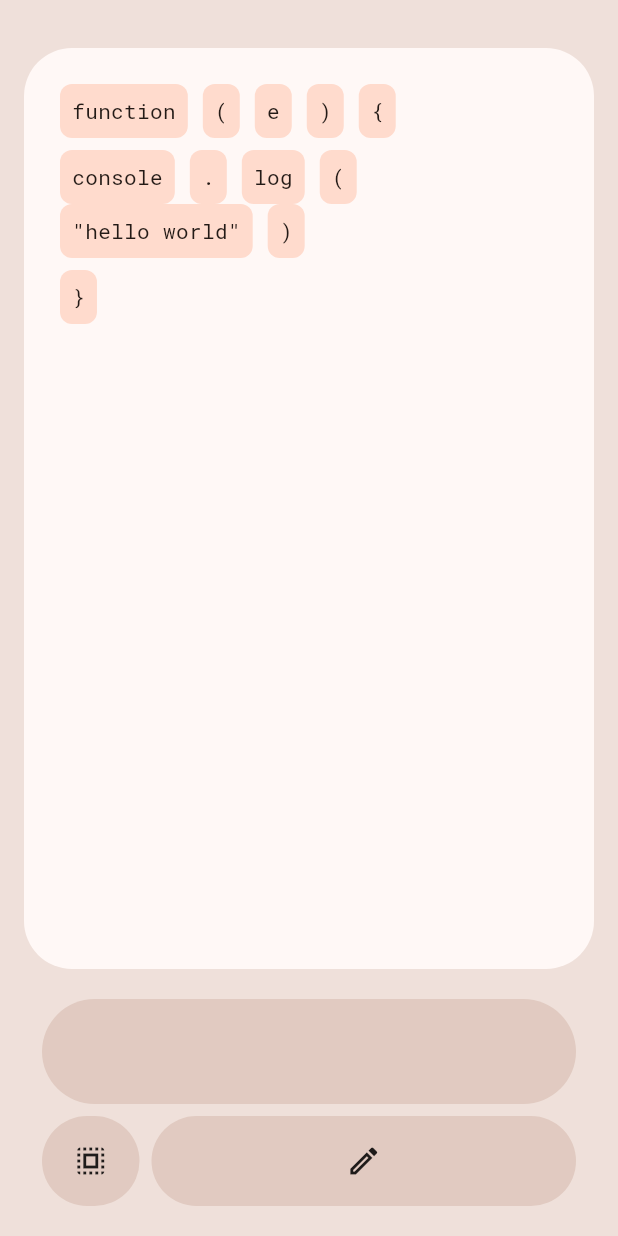
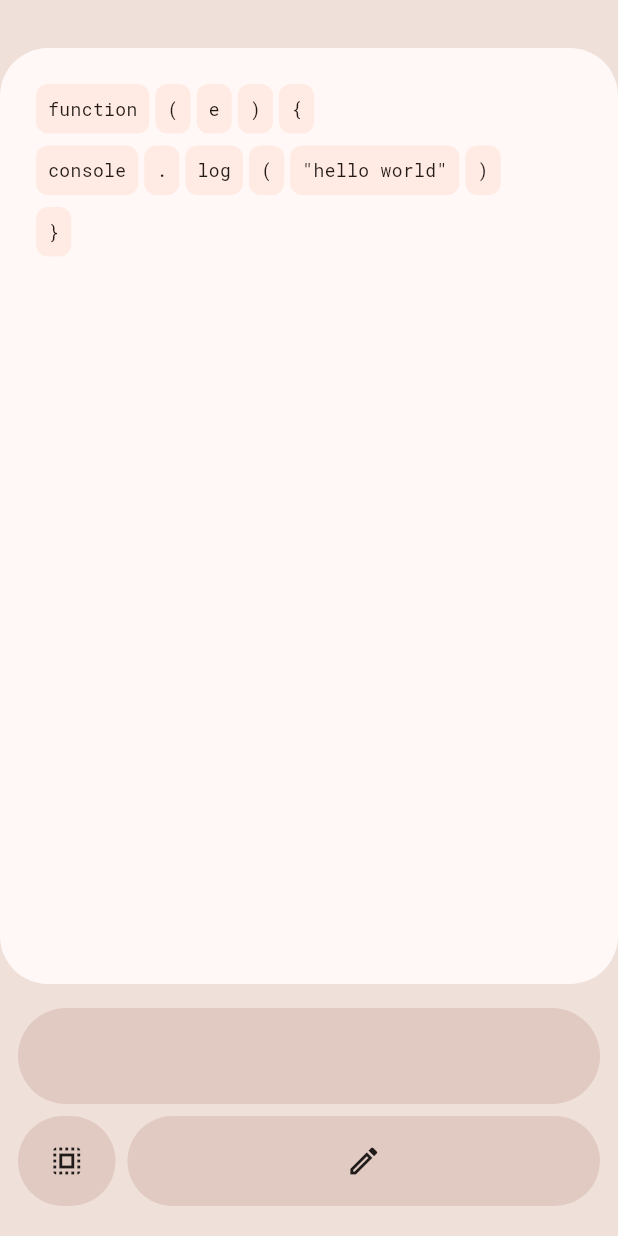
Before and after one commit to ljcucc/ClayTab, a Flutter app: the screen it shows after launch, on a phone screen of 412 x 824 dp. Run offline on Flutter 3.47's test engine with Material 2 defaults, Android fonts, the phone set to English and light mode, and no system bars; our stand-ins replace google_fonts, material_color_utilities.

Commit message:
adjust spacing and some details

```diff
--- a/lib/components/code_editor/editor.dart
+++ b/lib/components/code_editor/editor.dart
@@ -3,12 +3,33 @@ import 'package:flutter/material.dart';
 
 import 'package:google_fonts/google_fonts.dart';
 
+class LinePosition {
+  final int line;
+  final int index;
+  const LinePosition({
+    required this.line,
+    required this.index,
+  });
+}
+
+class TokenInfo {
+  LinePosition? pos;
+  String code;
+
+  TokenInfo({
+    this.pos,
+    required this.code,
+  });
+
+  get disp => code;
+}
+
 class TokenBlock extends StatelessWidget {
-  final String disp;
+  final TokenInfo info;
 
   const TokenBlock({
     super.key,
-    required this.disp,
+    required this.info,
   });
 
   @override
@@ -19,21 +40,24 @@ class TokenBlock extends StatelessWidget {
       clipBehavior: Clip.hardEdge,
       decoration: BoxDecoration(
         borderRadius: BorderRadius.circular(8),
-        color: Theme.of(context).colorScheme.primaryContainer,
+        color: Theme.of(context).colorScheme.primaryContainer.withOpacity(.45),
       ),
       child: Text(
-        disp,
-        style: GoogleFonts.robotoMono(),
+        info.disp,
+        style: GoogleFonts.robotoMono().copyWith(fontSize: 12),
       ),
     );
   }
 }
 
 class LineWidget extends StatelessWidget {
+  final int linenumber;
   final Line line;
+
   const LineWidget({
     super.key,
     required this.line,
+    required this.linenumber,
   });
 
   @override
@@ -41,10 +65,13 @@ class LineWidget extends StatelessWidget {
     return Padding(
       padding: const EdgeInsets.only(bottom: 8),
       child: Wrap(
-        spacing: 10,
+        spacing: 4,
+        runSpacing: 4,
         children: [
           ...line.map((e) {
-            return TokenBlock(disp: e);
+            return TokenBlock(
+              info: TokenInfo(code: e),
+            );
           }),
         ],
       ),
@@ -69,9 +96,11 @@ class CodeEditorWidget extends StatelessWidget {
           child: Column(
             crossAxisAlignment: CrossAxisAlignment.start,
             children: [
-              ...lines.map((line) {
-                return LineWidget(line: line);
-              })
+              for (var i = 0; i < lines.length; i++)
+                LineWidget(
+                  line: lines[i],
+                  linenumber: i,
+                )
             ],
           ),
         ),
--- a/lib/components/touchpad.dart
+++ b/lib/components/touchpad.dart
@@ -1,5 +1,7 @@
 import 'package:code_playground/components/material_container.dart';
 import 'package:flutter/material.dart';
+
+import 'package:material_color_utilities/material_color_utilities.dart';
 
 class DirectionButton extends StatelessWidget {
   final Widget icon;
@@ -94,8 +96,8 @@ class DirectionButtonsGroup extends StatelessWidget {
                 child: DirectionTouchpad(),
               ),
               SizedBox(height: 8),
-              SizedBox(
-                height: 60,
+              ConstrainedBox(
+                constraints: BoxConstraints(maxHeight: 60, minHeight: 30),
                 child: jumpInLineDPad,
               ),
             ],
--- a/lib/main.dart
+++ b/lib/main.dart
@@ -13,10 +13,26 @@ void main() {
   runApp(const MyApp());
 }
 
-class MyApp extends StatelessWidget {
+class MyApp extends StatefulWidget {
   const MyApp({super.key});
 
+  @override
+  State<MyApp> createState() => _MyAppState();
+}
+
+class _MyAppState extends State<MyApp> {
   // This widget is the root of your application.
+  @override
+  void initState() {
+    super.initState();
+
+    // set status bar color
+    SystemChrome.setSystemUIOverlayStyle(SystemUiOverlayStyle(
+      statusBarColor: Colors.transparent,
+      statusBarIconBrightness: Brightness.dark,
+    ));
+  }
+
   @override
   Widget build(BuildContext context) {
     return MaterialApp(
@@ -30,36 +46,7 @@ class MyApp extends StatelessWidget {
         useMaterial3: true,
         visualDensity: VisualDensity.adaptivePlatformDensity,
       ),
-      home: MyHomePage(),
+      home: MainLayout(),
     );
   }
 }
-
-class MyHomePage extends StatefulWidget {
-  const MyHomePage({
-    super.key,
-  });
-
-  @override
-  State<MyHomePage> createState() => _MyHomePageState();
-}
-
-class _MyHomePageState extends State<MyHomePage> {
-  bool sidePanelOpen = false;
-
-  @override
-  void initState() {
-    SystemChrome.setSystemUIOverlayStyle(SystemUiOverlayStyle(
-      statusBarColor: Colors.transparent,
-      statusBarIconBrightness: Brightness.dark,
-    ));
-    super.initState();
-  }
-
-  @override
-  Widget build(BuildContext context) {
-    Color background = Theme.of(context).colorScheme.surfaceVariant;
-
-    return MainLayout();
-  }
-}
--- a/lib/pages/workspace/layout/compact.dart
+++ b/lib/pages/workspace/layout/compact.dart
@@ -44,7 +44,7 @@ class _CompactLayoutState extends State<CompactLayout> {
       elevation: 12,
       backgroundColor: Theme.of(context).colorScheme.surface,
       child: SafeArea(
-        minimum: EdgeInsets.symmetric(vertical: 32, horizontal: 16)
+        minimum: EdgeInsets.symmetric(vertical: 32, horizontal: 0)
             .copyWith(bottom: 8),
         child: Column(
           children: [
@@ -66,8 +66,8 @@ class _CompactLayoutState extends State<CompactLayout> {
             AnimatedContainer(
               duration: Duration(milliseconds: 600),
               curve: Curves.easeOutQuint,
-              height: onType ? 350 : 170,
-              padding: EdgeInsets.only(top: 8),
+              height: onType ? 310 : 160,
+              padding: EdgeInsets.only(top: 4),
               child: GestureDetector(
                 onTapDown: (d) {
                   setState(() {
--- a/lib/pages/workspace/side_panel.dart
+++ b/lib/pages/workspace/side_panel.dart
@@ -15,15 +15,16 @@ class SideDrawer extends StatelessWidget {
   Widget build(BuildContext context) {
     final double width = open ? 316 : 0;
     return AnimatedContainer(
-      curve: Curves.easeOutQuart,
+      curve: Curves.easeOutQuint,
       width: width,
       clipBehavior: Clip.hardEdge,
       duration: const Duration(milliseconds: 350),
       alignment: Alignment.topRight,
       decoration: BoxDecoration(),
       child: Padding(
-        padding: const EdgeInsets.only(right: 16.0),
+        padding: const EdgeInsets.only(right: 12.0),
         child: MaterialContainer(
+          borderRadius: BorderRadius.circular(24),
           elevation: 0,
           backgroundColor: Theme.of(context).colorScheme.surface,
           child: SingleChildScrollView(
```
Also changed, not shown: lib/components/toolbar_item.dart (+6 -4 lines), lib/pages/workspace/layout/expanded.dart (+52 -16 lines).
